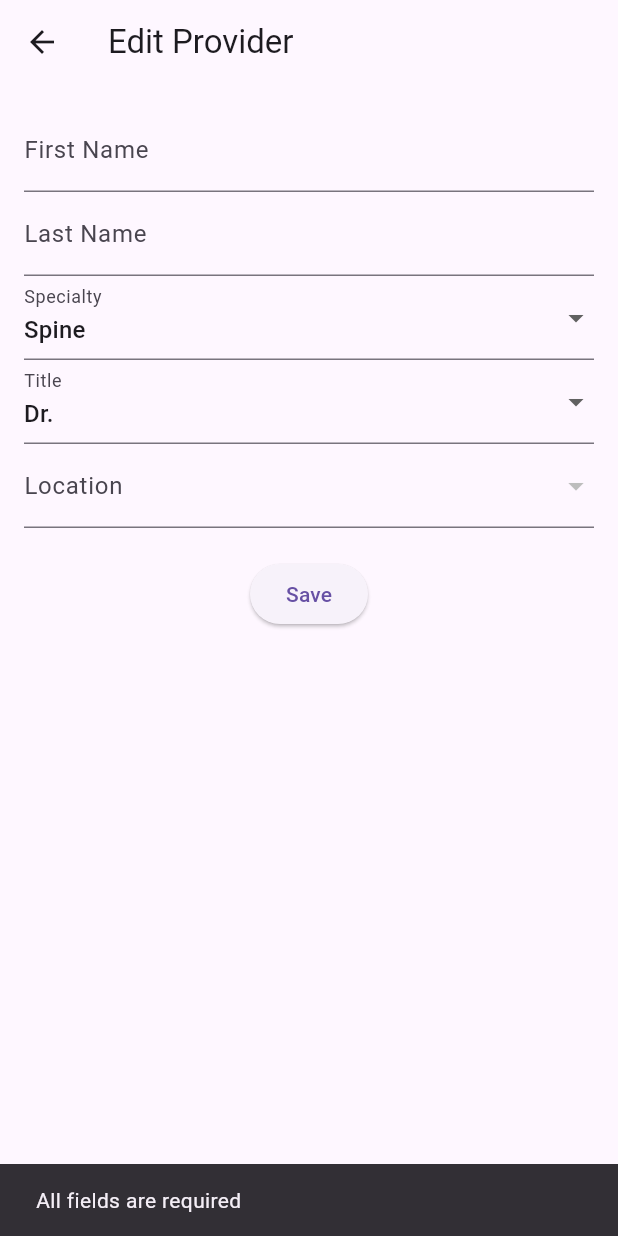
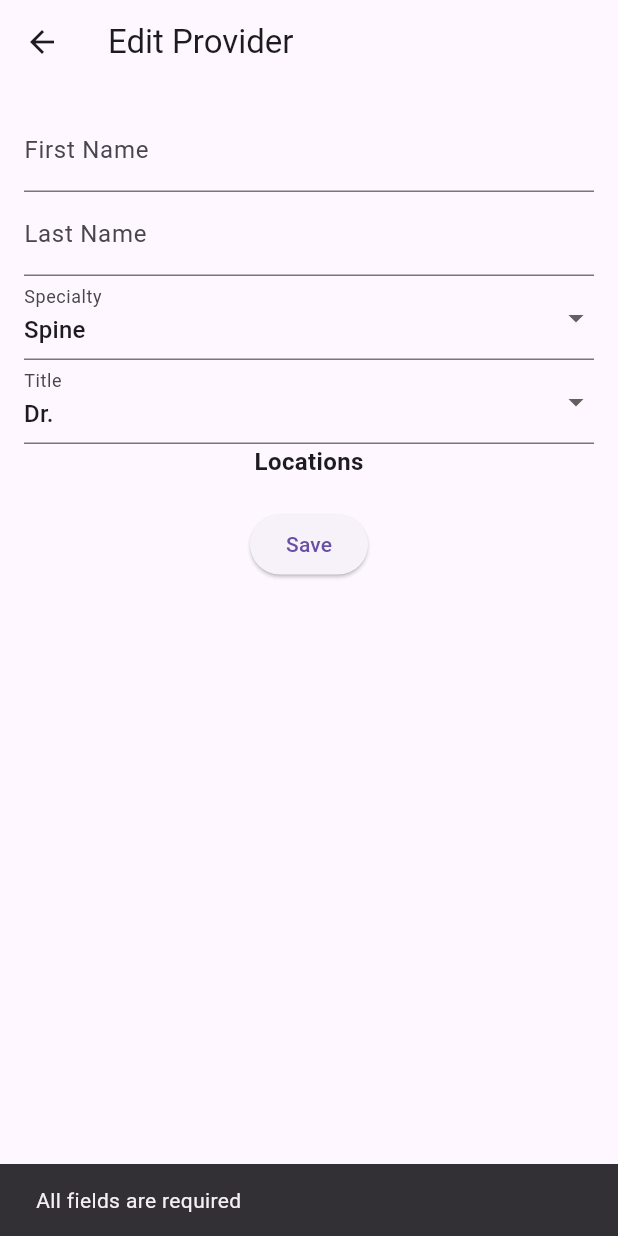
Before and after one commit to KCUkeka/waitingboard, a Flutter app: the EditProviderPage screen opened directly with empty values, after a tap on "Save", on a phone screen of 412 x 824 dp. Run offline on Flutter 3.47's test engine with Material 3 defaults, Android fonts, the phone set to English and light mode, and no system bars; our stand-ins replace cloud_firestore, firebase_auth, firebase_core, shared_preferences; accounts and stored records are empty.

Commit message:
Added the ability to select multiple locations in edit_provider

```diff
--- a/lib/screens/dashboard_page.dart
+++ b/lib/screens/dashboard_page.dart
@@ -125,6 +125,7 @@ class _DashboardPageState extends State<DashboardPage> {
                         ),
                       ),
                     );
+
                   },
                 );
               },
--- a/lib/screens/edit_provider.page.dart
+++ b/lib/screens/edit_provider_page.dart
@@ -17,7 +17,7 @@ class _EditProviderPageState extends State<EditProviderPage> {
   late TextEditingController lastNameController;
   late String selectedSpecialty;
   late String selectedTitle;
-  late String selectedLocation;
+  List<String> selectedLocations = [];
 
   final List<String> specialties = [
     'Spine', 'Total Joint', 'Upper Extremity', 'Shoulder', 'Knee',
@@ -34,9 +34,13 @@ class _EditProviderPageState extends State<EditProviderPage> {
     lastNameController = TextEditingController(text: widget.providerData['lastName'] ?? '');
 
     // Ensure the selected values are valid
-    selectedSpecialty = specialties.contains(widget.providerData['specialty']) ? widget.providerData['specialty'] : specialties.first;
+    selectedSpecialty = specialties.contains(widget.providerData['specialty'])
+        ? widget.providerData['specialty']
+        : specialties.first;
     selectedTitle = titles.contains(widget.providerData['title']) ? widget.providerData['title'] : titles.first;
-    selectedLocation = widget.providerData['location'] ?? ''; // This will be set later if empty
+
+    // Initialize selected locations
+    selectedLocations = List<String>.from(widget.providerData['locations'] ?? []);
     _fetchLocations();
   }
 
@@ -44,15 +48,15 @@ class _EditProviderPageState extends State<EditProviderPage> {
     final querySnapshot = await _firestore.collection('locations').get();
     setState(() {
       locations = querySnapshot.docs.map((doc) => doc['name'] as String).toList();
-      if (selectedLocation.isEmpty && locations.isNotEmpty) {
-        selectedLocation = locations.first; // Set default location if not already set
-      }
     });
   }
 
   Future<void> _updateProvider() async {
-    if (firstNameController.text.isEmpty || lastNameController.text.isEmpty ||
-        selectedSpecialty.isEmpty || selectedTitle.isEmpty || selectedLocation.isEmpty) {
+    if (firstNameController.text.isEmpty ||
+        lastNameController.text.isEmpty ||
+        selectedSpecialty.isEmpty ||
+        selectedTitle.isEmpty ||
+        selectedLocations.isEmpty) {
       ScaffoldMessenger.of(context).showSnackBar(
         SnackBar(content: Text('All fields are required')),
       );
@@ -65,7 +69,7 @@ class _EditProviderPageState extends State<EditProviderPage> {
         'lastName': lastNameController.text.trim(),
         'specialty': selectedSpecialty,
         'title': selectedTitle,
-        'location': selectedLocation,
+        'locations': selectedLocations, // Save selected locations as a list
       });
       ScaffoldMessenger.of(context).showSnackBar(
         SnackBar(content: Text('Provider updated successfully')),
@@ -76,6 +80,30 @@ class _EditProviderPageState extends State<EditProviderPage> {
         SnackBar(content: Text('Failed to update provider: $e')),
       );
     }
+  }
+
+  Widget _buildLocationsMultiSelect() {
+    return Column(
+      crossAxisAlignment: CrossAxisAlignment.start,
+      children: [
+        Text('Locations', style: TextStyle(fontSize: 16, fontWeight: FontWeight.bold)),
+        ...locations.map((location) {
+          return CheckboxListTile(
+            title: Text(location),
+            value: selectedLocations.contains(location),
+            onChanged: (isSelected) {
+              setState(() {
+                if (isSelected == true) {
+                  selectedLocations.add(location);
+                } else {
+                  selectedLocations.remove(location);
+                }
+              });
+            },
+          );
+        }).toList(),
+      ],
+    );
   }
 
   @override
@@ -138,23 +166,7 @@ class _EditProviderPageState extends State<EditProviderPage> {
                   }
                 },
               ),
-              DropdownButtonFormField<String>(
-                decoration: InputDecoration(labelText: 'Location'),
-                value: selectedLocation.isEmpty ? null : selectedLocation,
-                items: locations.map((location) {
-                  return DropdownMenuItem(
-                    value: location,
-                    child: Text(location),
-                  );
-                }).toList(),
-                onChanged: (value) {
-                  if (value != null) {
-                    setState(() {
-                      selectedLocation = value;
-                    });
-                  }
-                },
-              ),
+              _buildLocationsMultiSelect(),
               SizedBox(height: 20),
               ElevatedButton(
                 onPressed: _updateProvider,
--- a/lib/screens/providers_list.dart
+++ b/lib/screens/providers_list.dart
@@ -1,6 +1,6 @@
 import 'package:flutter/material.dart';
 import 'package:cloud_firestore/cloud_firestore.dart';
-import 'package:waitingboard/screens/edit_provider.page.dart';
+import 'package:waitingboard/screens/edit_provider_page.dart';
 class ProviderListPage extends StatelessWidget {
   final FirebaseFirestore _firestore = FirebaseFirestore.instance;
 
```
